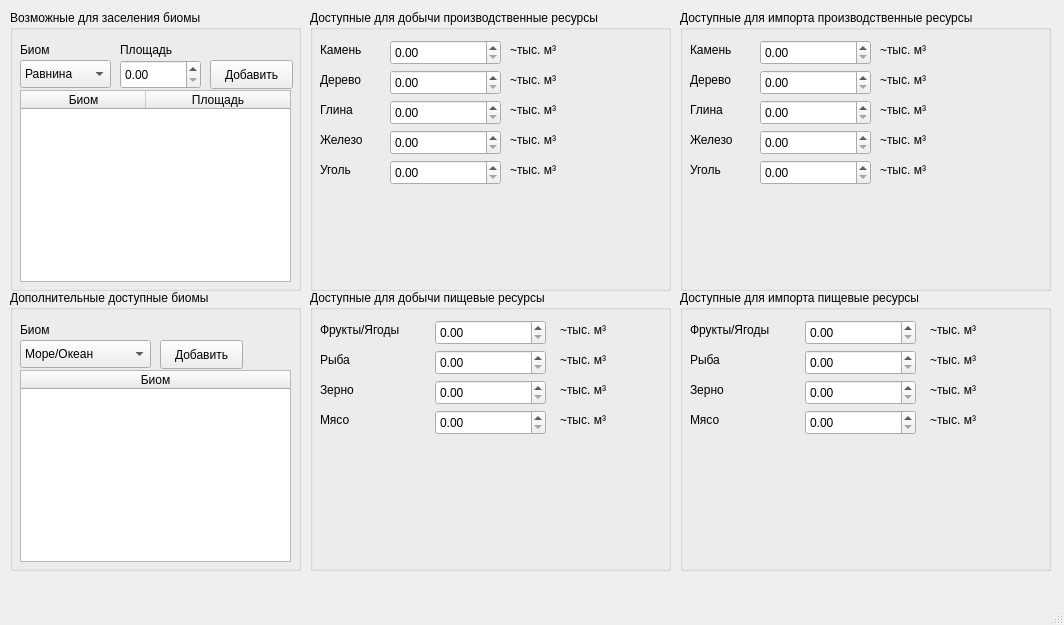
First picture: the form in AnalyzingSystem.ui, repository Killern1nd404/Colony_Specialization_Analyzing_System, before the edit.
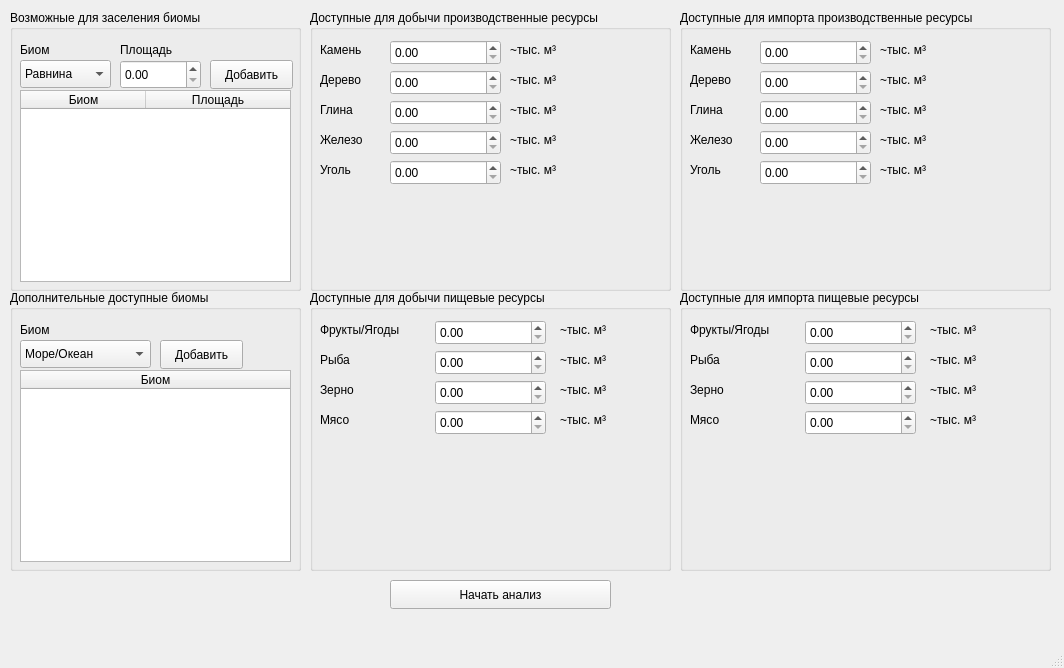
Second picture: the form after the edit.

The edit to the form file:
```diff
--- a/AnalyzingSystem.ui
+++ b/AnalyzingSystem.ui
@@ -7,7 +7,7 @@
     <x>0</x>
     <y>0</y>
     <width>1064</width>
-    <height>625</height>
+    <height>668</height>
    </rect>
   </property>
   <property name="windowTitle">
@@ -94,7 +94,7 @@
       <rect>
        <x>110</x>
        <y>30</y>
-       <width>63</width>
+       <width>81</width>
        <height>20</height>
       </rect>
      </property>
@@ -974,6 +974,19 @@
      </property>
     </widget>
    </widget>
+   <widget class="QPushButton" name="start_analysis_button">
+    <property name="geometry">
+     <rect>
+      <x>390</x>
+      <y>580</y>
+      <width>221</width>
+      <height>29</height>
+     </rect>
+    </property>
+    <property name="text">
+     <string>Начать анализ</string>
+    </property>
+   </widget>
   </widget>
   <widget class="QMenuBar" name="menubar">
    <property name="geometry">
```
Left out of the diff: 10 changed lines with no effect on the pictures.
